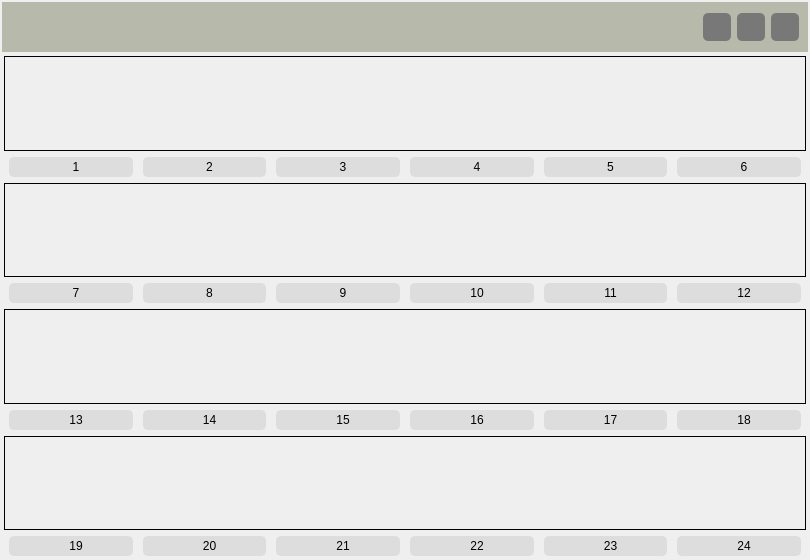
Qt form UI/full_screen.ui (DORSA-co/trainApp_oxin) before a commit.
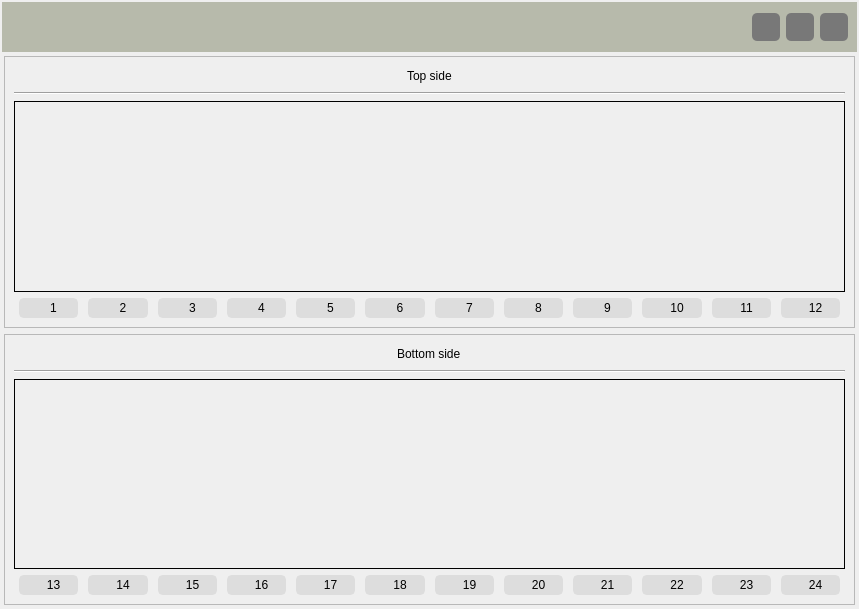
The same form after that commit. The open tabs and pages were chosen to show the change. Icons and pictures are not drawn.

Commit message: change load sheet add date filter

What changed in the file:
```diff
--- a/UI/full_screen.ui
+++ b/UI/full_screen.ui
@@ -6,8 +6,8 @@
    <rect>
     <x>0</x>
     <y>0</y>
-    <width>810</width>
-    <height>560</height>
+    <width>859</width>
+    <height>609</height>
    </rect>
   </property>
   <property name="windowTitle">
@@ -1570,7 +1570,54 @@
          <number>2</number>
         </property>
         <item>
+         <widget class="QFrame" name="frame_3">
+          <property name="maximumSize">
+           <size>
+            <width>16777215</width>
+            <height>280</height>
+           </size>
+          </property>
+          <property name="frameShape">
+           <enum>QFrame::StyledPanel</enum>
+          </property>
+          <property name="frameShadow">
+           <enum>QFrame::Raised</enum>
+          </property>
+          <layout class="QVBoxLayout" name="verticalLayout_8">
+           <item alignment="Qt::AlignHCenter">
+            <widget class="QLabel" name="label">
+             <property name="maximumSize">
+              <size>
+               <width>16777215</width>
+               <height>20</height>
+              </size>
+             </property>
+             <property name="text">
+              <string>Top side</string>
+             </property>
+            </widget>
+           </item>
+           <item>
+            <widget class="Line" name="line">
+             <property name="orientation">
+              <enum>Qt::Horizontal</enum>
+             </property>
+            </widget>
+           </item>
+           <item>
          <widget class="QFrame" name="frame_103">
+             <property name="minimumSize">
+              <size>
+               <width>0</width>
+               <height>1</height>
+              </size>
+             </property>
+             <property name="maximumSize">
+              <size>
+               <width>16777215</width>
+               <height>250</height>
+              </size>
+             </property>
           <property name="frameShape">
            <enum>QFrame::Box</enum>
           </property>
@@ -1597,8 +1644,8 @@
             <widget class="QLabel" name="live1">
              <property name="minimumSize">
               <size>
-               <width>133</width>
-               <height>84</height>
+                  <width>1</width>
+                  <height>1</height>
               </size>
              </property>
              <property name="text">
@@ -1613,8 +1660,8 @@
             <widget class="QLabel" name="live2">
              <property name="minimumSize">
               <size>
-               <width>133</width>
-               <height>84</height>
+                  <width>1</width>
+                  <height>1</height>
               </size>
              </property>
              <property name="text">
@@ -1629,8 +1676,8 @@
             <widget class="QLabel" name="live3">
              <property name="minimumSize">
               <size>
-               <width>133</width>
-               <height>84</height>
+                  <width>1</width>
+                  <height>1</height>
               </size>
              </property>
              <property name="text">
@@ -1645,8 +1692,8 @@
             <widget class="QLabel" name="live4">
              <property name="minimumSize">
               <size>
-               <width>133</width>
-               <height>84</height>
+                  <width>1</width>
+                  <height>1</height>
               </size>
              </property>
              <property name="text">
@@ -1661,8 +1708,8 @@
             <widget class="QLabel" name="live5">
              <property name="minimumSize">
               <size>
-               <width>133</width>
-               <height>84</height>
+                  <width>1</width>
+                  <height>1</height>
               </size>
              </property>
              <property name="text">
@@ -1677,8 +1724,8 @@
             <widget class="QLabel" name="live6">
              <property name="minimumSize">
               <size>
-               <width>133</width>
-               <height>84</height>
+                  <width>1</width>
+                  <height>1</height>
               </size>
              </property>
              <property name="text">
@@ -1689,214 +1736,12 @@
              </property>
             </widget>
            </item>
-          </layout>
-         </widget>
-        </item>
-        <item>
-         <layout class="QHBoxLayout" name="horizontalLayout_208" stretch="0,0,0,0,0,0">
-          <property name="spacing">
-           <number>10</number>
-          </property>
-          <property name="leftMargin">
-           <number>5</number>
-          </property>
-          <property name="rightMargin">
-           <number>5</number>
-          </property>
-          <item>
-           <widget class="QLabel" name="label_59">
-            <property name="maximumSize">
-             <size>
-              <width>16777215</width>
-              <height>20</height>
-             </size>
-            </property>
-            <property name="styleSheet">
-             <string notr="true">QLabel {
-	background-color: rgb(221, 221, 221);
-	border-radius: 5px;
-	border: 2px solid rgb(221, 221, 221);
-	padding-left: 10px;
-	selection-color: rgb(255, 255, 255);
-	selection-background-color: rgb(255, 121, 198);
-}
-</string>
-            </property>
-            <property name="text">
-             <string>1</string>
-            </property>
-            <property name="alignment">
-             <set>Qt::AlignCenter</set>
-            </property>
-           </widget>
-          </item>
-          <item>
-           <widget class="QLabel" name="label_60">
-            <property name="maximumSize">
-             <size>
-              <width>16777215</width>
-              <height>20</height>
-             </size>
-            </property>
-            <property name="styleSheet">
-             <string notr="true">QLabel {
-	background-color: rgb(221, 221, 221);
-	border-radius: 5px;
-	border: 2px solid rgb(221, 221, 221);
-	padding-left: 10px;
-	selection-color: rgb(255, 255, 255);
-	selection-background-color: rgb(255, 121, 198);
-}
-</string>
-            </property>
-            <property name="text">
-             <string>2</string>
-            </property>
-            <property name="alignment">
-             <set>Qt::AlignCenter</set>
-            </property>
-           </widget>
-          </item>
-          <item>
-           <widget class="QLabel" name="label_62">
-            <property name="maximumSize">
-             <size>
-              <width>16777215</width>
-              <height>20</height>
-             </size>
-            </property>
-            <property name="styleSheet">
-             <string notr="true">QLabel {
-	background-color: rgb(221, 221, 221);
-	border-radius: 5px;
-	border: 2px solid rgb(221, 221, 221);
-	padding-left: 10px;
-	selection-color: rgb(255, 255, 255);
-	selection-background-color: rgb(255, 121, 198);
-}
-</string>
-            </property>
-            <property name="text">
-             <string>3</string>
-            </property>
-            <property name="alignment">
-             <set>Qt::AlignCenter</set>
-            </property>
-           </widget>
-          </item>
-          <item>
-           <widget class="QLabel" name="label_63">
-            <property name="maximumSize">
-             <size>
-              <width>16777215</width>
-              <height>20</height>
-             </size>
-            </property>
-            <property name="styleSheet">
-             <string notr="true">QLabel {
-	background-color: rgb(221, 221, 221);
-	border-radius: 5px;
-	border: 2px solid rgb(221, 221, 221);
-	padding-left: 10px;
-	selection-color: rgb(255, 255, 255);
-	selection-background-color: rgb(255, 121, 198);
-}
-</string>
-            </property>
-            <property name="text">
-             <string>4</string>
-            </property>
-            <property name="alignment">
-             <set>Qt::AlignCenter</set>
-            </property>
-           </widget>
-          </item>
-          <item>
-           <widget class="QLabel" name="label_184">
-            <property name="maximumSize">
-             <size>
-              <width>16777215</width>
-              <height>20</height>
-             </size>
-            </property>
-            <property name="styleSheet">
-             <string notr="true">QLabel {
-	background-color: rgb(221, 221, 221);
-	border-radius: 5px;
-	border: 2px solid rgb(221, 221, 221);
-	padding-left: 10px;
-	selection-color: rgb(255, 255, 255);
-	selection-background-color: rgb(255, 121, 198);
-}
-</string>
-            </property>
-            <property name="text">
-             <string>5</string>
-            </property>
-            <property name="alignment">
-             <set>Qt::AlignCenter</set>
-            </property>
-           </widget>
-          </item>
-          <item>
-           <widget class="QLabel" name="label_198">
-            <property name="maximumSize">
-             <size>
-              <width>16777215</width>
-              <height>20</height>
-             </size>
-            </property>
-            <property name="styleSheet">
-             <string notr="true">QLabel {
-	background-color: rgb(221, 221, 221);
-	border-radius: 5px;
-	border: 2px solid rgb(221, 221, 221);
-	padding-left: 10px;
-	selection-color: rgb(255, 255, 255);
-	selection-background-color: rgb(255, 121, 198);
-}
-</string>
-            </property>
-            <property name="text">
-             <string>6</string>
-            </property>
-            <property name="alignment">
-             <set>Qt::AlignCenter</set>
-            </property>
-           </widget>
-          </item>
-         </layout>
-        </item>
-        <item>
-         <widget class="QFrame" name="frame_104">
-          <property name="frameShape">
-           <enum>QFrame::Box</enum>
-          </property>
-          <property name="frameShadow">
-           <enum>QFrame::Plain</enum>
-          </property>
-          <layout class="QHBoxLayout" name="horizontalLayout_149">
-           <property name="spacing">
-            <number>0</number>
-           </property>
-           <property name="leftMargin">
-            <number>0</number>
-           </property>
-           <property name="topMargin">
-            <number>0</number>
-           </property>
-           <property name="rightMargin">
-            <number>0</number>
-           </property>
-           <property name="bottomMargin">
-            <number>0</number>
-           </property>
            <item>
             <widget class="QLabel" name="live7">
              <property name="minimumSize">
               <size>
-               <width>133</width>
-               <height>84</height>
+                  <width>1</width>
+                  <height>1</height>
               </size>
              </property>
              <property name="text">
@@ -1911,8 +1756,8 @@
             <widget class="QLabel" name="live8">
              <property name="minimumSize">
               <size>
-               <width>133</width>
-               <height>84</height>
+                  <width>1</width>
+                  <height>1</height>
               </size>
              </property>
              <property name="text">
@@ -1927,8 +1772,8 @@
             <widget class="QLabel" name="live9">
              <property name="minimumSize">
               <size>
-               <width>133</width>
-               <height>84</height>
+                  <width>1</width>
+                  <height>1</height>
               </size>
              </property>
              <property name="text">
@@ -1943,8 +1788,8 @@
             <widget class="QLabel" name="live10">
              <property name="minimumSize">
               <size>
-               <width>133</width>
-               <height>84</height>
+                  <width>1</width>
+                  <height>1</height>
               </size>
              </property>
              <property name="text">
@@ -1959,8 +1804,8 @@
             <widget class="QLabel" name="live11">
              <property name="minimumSize">
               <size>
-               <width>133</width>
-               <height>84</height>
+                  <width>1</width>
+                  <height>1</height>
               </size>
              </property>
              <property name="text">
@@ -1975,8 +1820,8 @@
             <widget class="QLabel" name="live12">
              <property name="minimumSize">
               <size>
-               <width>133</width>
-               <height>84</height>
+                  <width>1</width>
+                  <height>1</height>
               </size>
              </property>
              <property name="text">
@@ -1991,7 +1836,7 @@
          </widget>
         </item>
         <item>
-         <layout class="QHBoxLayout" name="horizontalLayout_214" stretch="0,0,0,0,0,0">
+            <layout class="QHBoxLayout" name="horizontalLayout_208" stretch="0,0,0,0,0,0,0,0,0,0,0,0">
           <property name="spacing">
            <number>10</number>
           </property>
@@ -2001,6 +1846,168 @@
           <property name="rightMargin">
            <number>5</number>
           </property>
+             <item>
+              <widget class="QLabel" name="label_59">
+               <property name="maximumSize">
+                <size>
+                 <width>16777215</width>
+                 <height>20</height>
+                </size>
+               </property>
+               <property name="styleSheet">
+                <string notr="true">QLabel {
+	background-color: rgb(221, 221, 221);
+	border-radius: 5px;
+	border: 2px solid rgb(221, 221, 221);
+	padding-left: 10px;
+	selection-color: rgb(255, 255, 255);
+	selection-background-color: rgb(255, 121, 198);
+}
+</string>
+               </property>
+               <property name="text">
+                <string>1</string>
+               </property>
+               <property name="alignment">
+                <set>Qt::AlignCenter</set>
+               </property>
+              </widget>
+             </item>
+             <item>
+              <widget class="QLabel" name="label_60">
+               <property name="maximumSize">
+                <size>
+                 <width>16777215</width>
+                 <height>20</height>
+                </size>
+               </property>
+               <property name="styleSheet">
+                <string notr="true">QLabel {
+	background-color: rgb(221, 221, 221);
+	border-radius: 5px;
+	border: 2px solid rgb(221, 221, 221);
+	padding-left: 10px;
+	selection-color: rgb(255, 255, 255);
+	selection-background-color: rgb(255, 121, 198);
+}
+</string>
+               </property>
+               <property name="text">
+                <string>2</string>
+               </property>
+               <property name="alignment">
+                <set>Qt::AlignCenter</set>
+               </property>
+              </widget>
+             </item>
+             <item>
+              <widget class="QLabel" name="label_62">
+               <property name="maximumSize">
+                <size>
+                 <width>16777215</width>
+                 <height>20</height>
+                </size>
+               </property>
+               <property name="styleSheet">
+                <string notr="true">QLabel {
+	background-color: rgb(221, 221, 221);
+	border-radius: 5px;
+	border: 2px solid rgb(221, 221, 221);
+	padding-left: 10px;
+	selection-color: rgb(255, 255, 255);
+	selection-background-color: rgb(255, 121, 198);
+}
+</string>
+               </property>
+               <property name="text">
+                <string>3</string>
+               </property>
+               <property name="alignment">
+                <set>Qt::AlignCenter</set>
+               </property>
+              </widget>
+             </item>
+             <item>
+              <widget class="QLabel" name="label_63">
+               <property name="maximumSize">
+                <size>
+                 <width>16777215</width>
+                 <height>20</height>
+                </size>
+               </property>
+               <property name="styleSheet">
+                <string notr="true">QLabel {
+	background-color: rgb(221, 221, 221);
+	border-radius: 5px;
+	border: 2px solid rgb(221, 221, 221);
+	padding-left: 10px;
+	selection-color: rgb(255, 255, 255);
+	selection-background-color: rgb(255, 121, 198);
+}
+</string>
+               </property>
+               <property name="text">
+                <string>4</string>
+               </property>
+               <property name="alignment">
+                <set>Qt::AlignCenter</set>
+               </property>
+              </widget>
+             </item>
+             <item>
+              <widget class="QLabel" name="label_184">
+               <property name="maximumSize">
+                <size>
+                 <width>16777215</width>
+                 <height>20</height>
+                </size>
+               </property>
+               <property name="styleSheet">
+                <string notr="true">QLabel {
+	background-color: rgb(221, 221, 221);
+	border-radius: 5px;
+	border: 2px solid rgb(221, 221, 221);
+	padding-left: 10px;
+	selection-color: rgb(255, 255, 255);
+	selection-background-color: rgb(255, 121, 198);
+}
+</string>
+               </property>
+               <property name="text">
+                <string>5</string>
+               </property>
+               <property name="alignment">
+                <set>Qt::AlignCenter</set>
+               </property>
+              </widget>
+             </item>
+             <item>
+              <widget class="QLabel" name="label_198">
+               <property name="maximumSize">
+                <size>
+                 <width>16777215</width>
+                 <height>20</height>
+                </size>
+               </property>
+               <property name="styleSheet">
+                <string notr="true">QLabel {
+	background-color: rgb(221, 221, 221);
+	border-radius: 5px;
+	border: 2px solid rgb(221, 221, 221);
+	padding-left: 10px;
+	selection-color: rgb(255, 255, 255);
+	selection-background-color: rgb(255, 121, 198);
+}
+</string>
+               </property>
+               <property name="text">
+                <string>6</string>
+               </property>
+               <property name="alignment">
+                <set>Qt::AlignCenter</set>
+               </property>
+              </widget>
+             </item>
           <item>
            <widget class="QLabel" name="label_199">
             <property name="maximumSize">
@@ -2165,8 +2172,58 @@
           </item>
          </layout>
         </item>
+          </layout>
+         </widget>
+        </item>
+        <item>
+         <widget class="QFrame" name="frame">
+          <property name="maximumSize">
+           <size>
+            <width>16777215</width>
+            <height>280</height>
+           </size>
+          </property>
+          <property name="frameShape">
+           <enum>QFrame::StyledPanel</enum>
+          </property>
+          <property name="frameShadow">
+           <enum>QFrame::Raised</enum>
+          </property>
+          <layout class="QVBoxLayout" name="verticalLayout_6">
+           <item alignment="Qt::AlignHCenter">
+            <widget class="QLabel" name="label_2">
+             <property name="maximumSize">
+              <size>
+               <width>16777215</width>
+               <height>20</height>
+              </size>
+             </property>
+             <property name="text">
+              <string>Bottom side</string>
+             </property>
+            </widget>
+           </item>
+           <item>
+            <widget class="Line" name="line_2">
+             <property name="orientation">
+              <enum>Qt::Horizontal</enum>
+             </property>
+            </widget>
+           </item>
         <item>
          <widget class="QFrame" name="frame_105">
+             <property name="minimumSize">
+              <size>
+               <width>0</width>
+               <height>1</height>
+              </size>
+             </property>
+             <property name="maximumSize">
+              <size>
+               <width>16777215</width>
+               <height>250</height>
+              </size>
+             </property>
           <property name="frameShape">
            <enum>QFrame::Box</enum>
           </property>
@@ -2193,8 +2250,8 @@
             <widget class="QLabel" name="live13">
              <property name="minimumSize">
               <size>
-               <width>133</width>
-               <height>84</height>
+                  <width>1</width>
+                  <height>1</height>
               </size>
              </property>
              <property name="text">
@@ -2209,8 +2266,8 @@
             <widget class="QLabel" name="live14">
              <property name="minimumSize">
               <size>
-               <width>133</width>
-               <height>84</height>
+                  <width>1</width>
+                  <height>1</height>
               </size>
              </property>
              <property name="text">
@@ -2225,8 +2282,8 @@
             <widget class="QLabel" name="live15">
              <property name="minimumSize">
               <size>
-               <width>133</width>
-               <height>84</height>
+                  <width>1</width>
+                  <height>1</height>
               </size>
              </property>
              <property name="text">
@@ -2241,8 +2298,8 @@
             <widget class="QLabel" name="live16">
              <property name="minimumSize">
               <size>
-               <width>133</width>
-               <height>84</height>
+                  <width>1</width>
+                  <height>1</height>
               </size>
              </property>
              <property name="text">
@@ -2257,8 +2314,8 @@
             <widget class="QLabel" name="live17">
              <property name="minimumSize">
               <size>
-               <width>133</width>
-               <height>84</height>
+                  <width>1</width>
+                  <height>1</height>
               </size>
              </property>
              <property name="text">
@@ -2273,8 +2330,8 @@
             <widget class="QLabel" name="live18">
              <property name="minimumSize">
               <size>
-               <width>133</width>
-               <height>84</height>
+                  <width>1</width>
+                  <height>1</height>
               </size>
              </property>
              <property name="text">
@@ -2285,214 +2342,12 @@
              </property>
             </widget>
            </item>
-          </layout>
-         </widget>
-        </item>
-        <item>
-         <layout class="QHBoxLayout" name="horizontalLayout_215" stretch="0,0,0,0,0,0">
-          <property name="spacing">
-           <number>10</number>
-          </property>
-          <property name="leftMargin">
-           <number>5</number>
-          </property>
-          <property name="rightMargin">
-           <number>5</number>
-          </property>
-          <item>
-           <widget class="QLabel" name="label_205">
-            <property name="maximumSize">
-             <size>
-              <width>16777215</width>
-              <height>20</height>
-             </size>
-            </property>
-            <property name="styleSheet">
-             <string notr="true">QLabel {
-	background-color: rgb(221, 221, 221);
-	border-radius: 5px;
-	border: 2px solid rgb(221, 221, 221);
-	padding-left: 10px;
-	selection-color: rgb(255, 255, 255);
-	selection-background-color: rgb(255, 121, 198);
-}
-</string>
-            </property>
-            <property name="text">
-             <string>13</string>
-            </property>
-            <property name="alignment">
-             <set>Qt::AlignCenter</set>
-            </property>
-           </widget>
-          </item>
-          <item>
-           <widget class="QLabel" name="label_206">
-            <property name="maximumSize">
-             <size>
-              <width>16777215</width>
-              <height>20</height>
-             </size>
-            </property>
-            <property name="styleSheet">
-             <string notr="true">QLabel {
-	background-color: rgb(221, 221, 221);
-	border-radius: 5px;
-	border: 2px solid rgb(221, 221, 221);
-	padding-left: 10px;
-	selection-color: rgb(255, 255, 255);
-	selection-background-color: rgb(255, 121, 198);
-}
-</string>
-            </property>
-            <property name="text">
-             <string>14</string>
-            </property>
-            <property name="alignment">
-             <set>Qt::AlignCenter</set>
-            </property>
-           </widget>
-          </item>
-          <item>
-           <widget class="QLabel" name="label_207">
-            <property name="maximumSize">
-             <size>
-              <width>16777215</width>
-              <height>20</height>
-             </size>
-            </property>
-            <property name="styleSheet">
-             <string notr="true">QLabel {
-	background-color: rgb(221, 221, 221);
-	border-radius: 5px;
-	border: 2px solid rgb(221, 221, 221);
-	padding-left: 10px;
-	selection-color: rgb(255, 255, 255);
-	selection-background-color: rgb(255, 121, 198);
-}
-</string>
-            </property>
-            <property name="text">
-             <string>15</string>
-            </property>
-            <property name="alignment">
-             <set>Qt::AlignCenter</set>
-            </property>
-           </widget>
-          </item>
-          <item>
-           <widget class="QLabel" name="label_208">
-            <property name="maximumSize">
-             <size>
-              <width>16777215</width>
-              <height>20</height>
-             </size>
-            </property>
-            <property name="styleSheet">
-             <string notr="true">QLabel {
-	background-color: rgb(221, 221, 221);
-	border-radius: 5px;
-	border: 2px solid rgb(221, 221, 221);
-	padding-left: 10px;
-	selection-color: rgb(255, 255, 255);
-	selection-background-color: rgb(255, 121, 198);
-}
-</string>
-            </property>
-            <property name="text">
-             <string>16</string>
-            </property>
-            <property name="alignment">
-             <set>Qt::AlignCenter</set>
-            </property>
-           </widget>
-          </item>
-          <item>
-           <widget class="QLabel" name="label_209">
-            <property name="maximumSize">
-             <size>
-              <width>16777215</width>
-              <height>20</height>
-             </size>
-            </property>
-            <property name="styleSheet">
-             <string notr="true">QLabel {
-	background-color: rgb(221, 221, 221);
-	border-radius: 5px;
-	border: 2px solid rgb(221, 221, 221);
-	padding-left: 10px;
-	selection-color: rgb(255, 255, 255);
-	selection-background-color: rgb(255, 121, 198);
-}
-</string>
-            </property>
-            <property name="text">
-             <string>17</string>
-            </property>
-            <property name="alignment">
-             <set>Qt::AlignCenter</set>
-            </property>
-           </widget>
-          </item>
-          <item>
-           <widget class="QLabel" name="label_210">
-            <property name="maximumSize">
-             <size>
-              <width>16777215</width>
-              <height>20</height>
-             </size>
-            </property>
-            <property name="styleSheet">
-             <string notr="true">QLabel {
-	background-color: rgb(221, 221, 221);
-	border-radius: 5px;
-	border: 2px solid rgb(221, 221, 221);
-	padding-left: 10px;
-	selection-color: rgb(255, 255, 255);
-	selection-background-color: rgb(255, 121, 198);
-}
-</string>
-            </property>
-            <property name="text">
-             <string>18</string>
-            </property>
-            <property name="alignment">
-             <set>Qt::AlignCenter</set>
-            </property>
-           </widget>
-          </item>
-         </layout>
-        </item>
-        <item>
-         <widget class="QFrame" name="frame_106">
-          <property name="frameShape">
-           <enum>QFrame::Box</enum>
-          </property>
-          <property name="frameShadow">
-           <enum>QFrame::Plain</enum>
-          </property>
-          <layout class="QHBoxLayout" name="horizontalLayout_168">
-           <property name="spacing">
-            <number>0</number>
-           </property>
-           <property name="leftMargin">
-            <number>0</number>
-           </property>
-           <property name="topMargin">
-            <number>0</number>
-           </property>
-           <property name="rightMargin">
-            <number>0</number>
-           </property>
-           <property name="bottomMargin">
-            <number>0</number>
-           </property>
            <item>
             <widget class="QLabel" name="live19">
              <property name="minimumSize">
               <size>
-               <width>133</width>
-               <height>84</height>
+                  <width>1</width>
+                  <height>1</height>
               </size>
              </property>
              <property name="text">
@@ -2507,8 +2362,8 @@
             <widget class="QLabel" name="live20">
              <property name="minimumSize">
               <size>
-               <width>133</width>
-               <height>84</height>
+                  <width>1</width>
+                  <height>1</height>
               </size>
              </property>
              <property name="text">
@@ -2523,8 +2378,8 @@
             <widget class="QLabel" name="live21">
              <property name="minimumSize">
               <size>
-               <width>133</width>
-               <height>84</height>
+                  <width>1</width>
+                  <height>1</height>
               </size>
              </property>
              <property name="text">
@@ -2539,8 +2394,8 @@
             <widget class="QLabel" name="live22">
              <property name="minimumSize">
               <size>
-               <width>133</width>
-               <height>84</height>
+                  <width>1</width>
+                  <height>1</height>
               </size>
              </property>
              <property name="text">
@@ -2555,8 +2410,8 @@
             <widget class="QLabel" name="live23">
              <property name="minimumSize">
               <size>
-               <width>133</width>
-               <height>84</height>
+                  <width>1</width>
+                  <height>1</height>
               </size>
              </property>
              <property name="text">
@@ -2571,8 +2426,8 @@
             <widget class="QLabel" name="live24">
              <property name="minimumSize">
               <size>
-               <width>133</width>
-               <height>84</height>
+                  <width>1</width>
+                  <height>1</height>
               </size>
              </property>
              <property name="text">
@@ -2587,7 +2442,7 @@
          </widget>
         </item>
         <item>
-         <layout class="QHBoxLayout" name="horizontalLayout_227" stretch="0,0,0,0,0,0">
+            <layout class="QHBoxLayout" name="horizontalLayout_215" stretch="0,0,0,0,0,0,0,0,0,0,0,0">
           <property name="spacing">
            <number>10</number>
           </property>
@@ -2597,6 +2452,168 @@
           <property name="rightMargin">
            <number>5</number>
           </property>
+             <item>
+              <widget class="QLabel" name="label_205">
+               <property name="maximumSize">
+                <size>
+                 <width>16777215</width>
+                 <height>20</height>
+                </size>
+               </property>
+               <property name="styleSheet">
+                <string notr="true">QLabel {
+	background-color: rgb(221, 221, 221);
+	border-radius: 5px;
+	border: 2px solid rgb(221, 221, 221);
+	padding-left: 10px;
+	selection-color: rgb(255, 255, 255);
+	selection-background-color: rgb(255, 121, 198);
+}
+</string>
+               </property>
+               <property name="text">
+                <string>13</string>
+               </property>
+               <property name="alignment">
+                <set>Qt::AlignCenter</set>
+               </property>
+              </widget>
+             </item>
+             <item>
+              <widget class="QLabel" name="label_206">
+               <property name="maximumSize">
+                <size>
+                 <width>16777215</width>
+                 <height>20</height>
+                </size>
+               </property>
+               <property name="styleSheet">
+                <string notr="true">QLabel {
+	background-color: rgb(221, 221, 221);
+	border-radius: 5px;
+	border: 2px solid rgb(221, 221, 221);
+	padding-left: 10px;
+	selection-color: rgb(255, 255, 255);
+	selection-background-color: rgb(255, 121, 198);
+}
+</string>
+               </property>
+               <property name="text">
+                <string>14</string>
+               </property>
+               <property name="alignment">
+                <set>Qt::AlignCenter</set>
+               </property>
+              </widget>
+             </item>
+             <item>
+              <widget class="QLabel" name="label_207">
+               <property name="maximumSize">
+                <size>
+                 <width>16777215</width>
+                 <height>20</height>
+                </size>
+               </property>
+               <property name="styleSheet">
+                <string notr="true">QLabel {
+	background-color: rgb(221, 221, 221);
+	border-radius: 5px;
+	border: 2px solid rgb(221, 221, 221);
+	padding-left: 10px;
+	selection-color: rgb(255, 255, 255);
+	selection-background-color: rgb(255, 121, 198);
+}
+</string>
+               </property>
+               <property name="text">
+                <string>15</string>
+               </property>
+               <property name="alignment">
+                <set>Qt::AlignCenter</set>
+               </property>
+              </widget>
+             </item>
+             <item>
+              <widget class="QLabel" name="label_208">
+               <property name="maximumSize">
+                <size>
+                 <width>16777215</width>
+                 <height>20</height>
+                </size>
+               </property>
+               <property name="styleSheet">
+                <string notr="true">QLabel {
+	background-color: rgb(221, 221, 221);
+	border-radius: 5px;
+	border: 2px solid rgb(221, 221, 221);
+	padding-left: 10px;
+	selection-color: rgb(255, 255, 255);
+	selection-background-color: rgb(255, 121, 198);
+}
+</string>
+               </property>
+               <property name="text">
+                <string>16</string>
+               </property>
+               <property name="alignment">
+                <set>Qt::AlignCenter</set>
+               </property>
+              </widget>
+             </item>
+             <item>
+              <widget class="QLabel" name="label_209">
+               <property name="maximumSize">
+                <size>
+                 <width>16777215</width>
+                 <height>20</height>
+                </size>
+               </property>
+               <property name="styleSheet">
+                <string notr="true">QLabel {
+	background-color: rgb(221, 221, 221);
+	border-radius: 5px;
+	border: 2px solid rgb(221, 221, 221);
+	padding-left: 10px;
+	selection-color: rgb(255, 255, 255);
+	selection-background-color: rgb(255, 121, 198);
+}
+</string>
+               </property>
+               <property name="text">
+                <string>17</string>
+               </property>
+               <property name="alignment">
+                <set>Qt::AlignCenter</set>
+               </property>
+              </widget>
+             </item>
+             <item>
+              <widget class="QLabel" name="label_210">
+               <property name="maximumSize">
+                <size>
+                 <width>16777215</width>
+                 <height>20</height>
+                </size>
+               </property>
+               <property name="styleSheet">
+                <string notr="true">QLabel {
+	background-color: rgb(221, 221, 221);
+	border-radius: 5px;
+	border: 2px solid rgb(221, 221, 221);
+	padding-left: 10px;
+	selection-color: rgb(255, 255, 255);
+	selection-background-color: rgb(255, 121, 198);
+}
+</string>
+               </property>
+               <property name="text">
+                <string>18</string>
+               </property>
+               <property name="alignment">
+                <set>Qt::AlignCenter</set>
+               </property>
+              </widget>
+             </item>
           <item>
            <widget class="QLabel" name="label_212">
             <property name="maximumSize">
@@ -2760,6 +2777,9 @@
            </widget>
           </item>
          </layout>
+           </item>
+          </layout>
+         </widget>
         </item>
        </layout>
       </widget>
```
Left out of the diff: 2 changed lines with no effect on the pictures. Lines whose indentation alone changed are shown as unchanged. The commit also changes 3589 other files.
